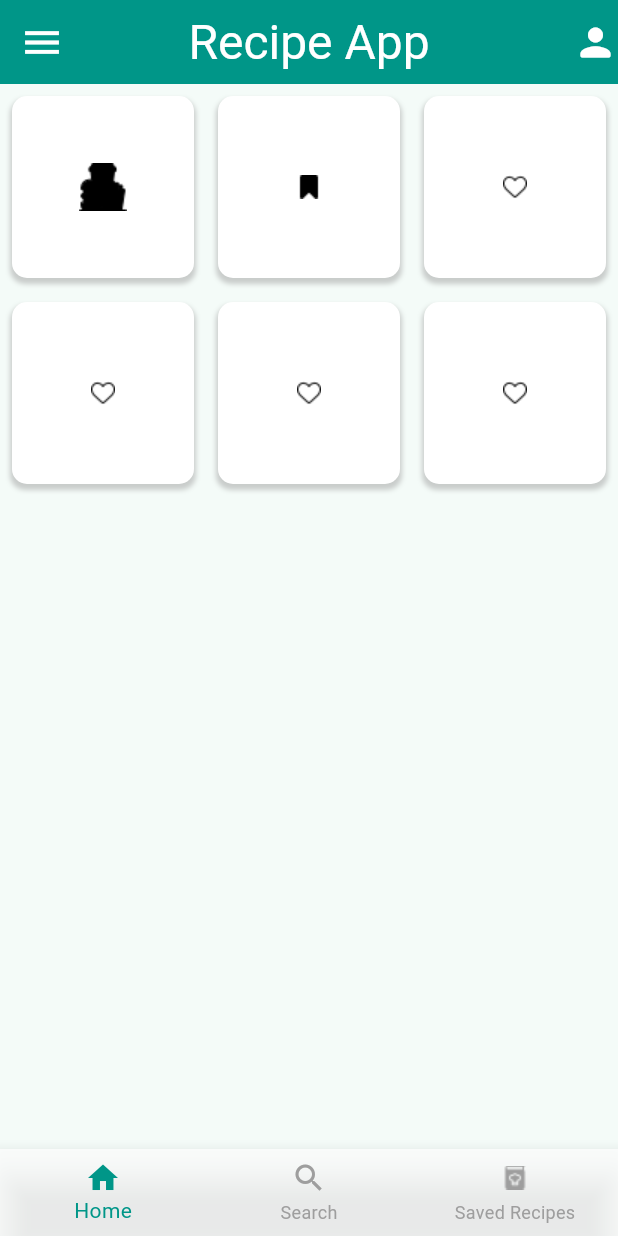
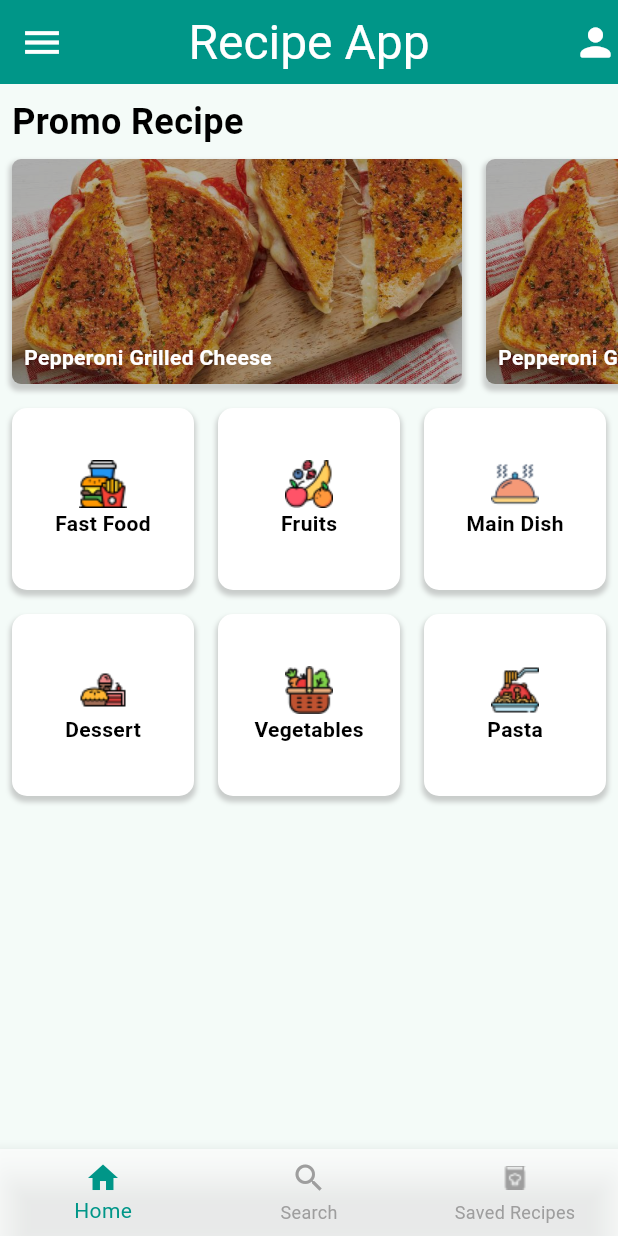
Before and after one commit to DarkRose2021/RecipeApp, a Flutter app: the screen it shows after launch, on a phone screen of 412 x 824 dp. Run offline on Flutter 3.47's test engine with Material 3 defaults, Android fonts, the phone set to English and light mode, and no system bars.

Commit message:
Working on the layout
Added icons to the grid view, and added a promo recipe section

```diff
--- a/analysis_options.yaml
+++ b/analysis_options.yaml
@@ -1,12 +1,3 @@
-# This file configures the analyzer, which statically analyzes Dart code to
-# check for errors, warnings, and lints.
-#
-# The issues identified by the analyzer are surfaced in the UI of Dart-enabled
-# IDEs (https://dart.dev/tools#ides-and-editors). The analyzer can also be
-# invoked from the command line by running `flutter analyze`.
-
-# The following line activates a set of recommended lints for Flutter apps,
-# packages, and plugins designed to encourage good coding practices.
 include: package:flutter_lints/flutter.yaml
 
 linter:
@@ -22,7 +13,7 @@ linter:
   # producing the lint.
   rules:
     # avoid_print: false  # Uncomment to disable the `avoid_print` rule
-    # prefer_single_quotes: true  # Uncomment to enable the `prefer_single_quotes` rule
+    prefer_single_quotes: true  # Uncomment to enable the `prefer_single_quotes` rule
 
 # Additional information about this file can be found at
 # https://dart.dev/guides/language/analysis-options
--- a/lib/main.dart
+++ b/lib/main.dart
@@ -18,38 +18,115 @@ class MainApp extends StatelessWidget {
       home: Scaffold(
         appBar: AppBar(
           centerTitle: true,
-          title: const Text("Recipe App"),
+          title: const Text('Recipe App'),
           actions: const [profileButton],
         ),
-        body: ListView(
+        body: Column(
           children: <Widget>[
-            GridView.count(
+            const Align(
+              alignment: Alignment.centerLeft,
+              child: Padding(
+                padding: EdgeInsets.only(left: 8, top: 8),
+                child: Text(
+                  'Promo Recipe',
+                  style: TextStyle(
+                    color: Colors.black,
+                    fontWeight: FontWeight.bold,
+                    fontSize: 24,
+                  ),
+                ),
+              ),
+            ),
+            SingleChildScrollView(
+              scrollDirection: Axis.horizontal,
+              child: Row(
+                children: List.generate(
+                  4,
+                  (index) {
+                    return Container(
+                      margin: const EdgeInsets.all(8),
+                      padding: const EdgeInsets.all(0),
+                      height: 150,
+                      width: 300,
+                      decoration: BoxDecoration(
+                        borderRadius: BorderRadius.circular(6),
+                        boxShadow: [
+                          BoxShadow(
+                            color: Colors.grey.withOpacity(0.5),
+                            spreadRadius: 1.5,
+                            blurRadius: 2,
+                            offset: const Offset(0, 3),
+                          ),
+                        ],
+                        image: const DecorationImage(
+                          image: AssetImage('assets/images/tempRecipeImg.jpg'),
+                          fit: BoxFit.cover,
+                        ),
+                      ),
+                      child: Stack(
+                        children: [
+                          Container(
+                            height: 500,
+                            width: 300,
+                            decoration: BoxDecoration(
+                              borderRadius: BorderRadius.circular(6),
+                              color: Colors.black.withOpacity(0.3),
+                            ),
+                          ),
+                          const Align(
+                            alignment: Alignment.bottomLeft,
+                            child: Padding(
+                              padding: EdgeInsets.all(8),
+                              child: Text(
+                                'Pepperoni Grilled Cheese',
+                                style: TextStyle(
+                                  color: Colors.white,
+                                  fontWeight: FontWeight.bold,
+                                ),
+                              ),
+                            ),
+                          ),
+                        ],
+                      ),
+                    );
+                  },
+                ),
+              ),
+            ),
+            Expanded(
+              child: GridView.count(
                 shrinkWrap: true,
                 crossAxisCount: 3,
                 physics: const ScrollPhysics(),
                 children: List.generate(
                   6,
                   (index) {
-                  String imagePath = 'assets/images/recipe.png';
+                    String imagePath = '';
+                    String label = '';
                     switch (index) {
                       case 0:
                         imagePath = 'assets/images/burger.png';
-                      const Text("Fast Food");
+                        label = 'Fast Food';
                         break;
                       case 1:
-                      imagePath = 'assets/images/save.png';
+                        imagePath = 'assets/images/fruits.png';
+                        label = 'Fruits';
                         break;
                       case 2:
-                      imagePath = 'assets/images/heart_outline.png';
+                        imagePath = 'assets/images/mainDish.png';
+                        label = 'Main Dish';
                         break;
                       case 3:
-                      imagePath = 'assets/images/heart_outline.png';
+                        imagePath = 'assets/images/sweets.png';
+                        label = 'Dessert';
                         break;
                       case 4:
-                      imagePath = 'assets/images/heart_outline.png';
+                        imagePath = 'assets/images/vegetables.png';
+                        label = 'Vegetables';
                         break;
                       case 5:
-                      imagePath = 'assets/images/heart_outline.png';
+                        imagePath = 'assets/images/spaguetti.png';
+                        label = 'Pasta';
                         break;
                     }
 
@@ -59,6 +136,7 @@ class MainApp extends StatelessWidget {
                       },
                       child: Container(
                         margin: const EdgeInsets.all(8),
+                        height: 20,
                         decoration: BoxDecoration(
                           borderRadius: BorderRadius.circular(10),
                           color: Colors.white,
@@ -71,15 +149,25 @@ class MainApp extends StatelessWidget {
                             ),
                           ],
                         ),
-                          child: Center(
-                            child: ImageIcon(
-                              AssetImage(
-                                  imagePath),
-                              size: 70,
+                        child: Column(
+                          mainAxisAlignment: MainAxisAlignment.center,
+                          children: [
+                            Image.asset(
+                              imagePath,
+                            ),
+                            Text(
+                              label,
+                              style: const TextStyle(
                                 color: Colors.black,
+                                fontWeight: FontWeight.bold,
                               ),
-                          )));
+                            ),
+                          ],
+                        ),
+                      ),
+                    );
                   },
+                ),
               ),
             ),
           ],
@@ -121,7 +209,7 @@ class MainApp extends StatelessWidget {
             ),
             BottomNavigationBarItem(
               icon: ImageIcon(
-                AssetImage("assets/images/recipes.png"),
+                AssetImage('assets/images/recipes.png'),
               ),
               label: 'Saved Recipes',
             ),
--- a/lib/theme.dart
+++ b/lib/theme.dart
@@ -18,4 +18,5 @@ final ThemeData customTheme = ThemeData(
     unselectedItemColor: Colors.grey,
   ),
   colorScheme: ColorScheme.fromSeed(seedColor: Colors.teal),
-    iconTheme: const IconThemeData(color: Colors.white));
+  iconTheme: const IconThemeData(color: Colors.white),
+);
```
Also changed, not shown: assets/images/tempRecipeImg.jpg (added). Lines whose indentation alone changed are shown as unchanged.
